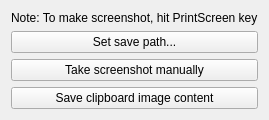
Old version of the form tiny_screenshoter.ui in the repository Wohlstand/TinyScreenshoter.
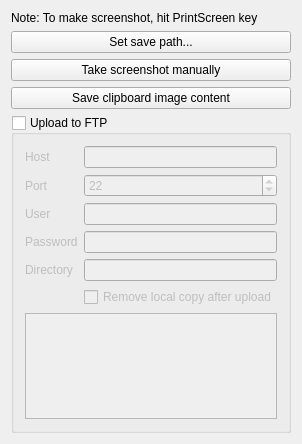
New version of the form.

Commit message:
Added an option of FTP upload
Mainly used to deploy made screenshots into the main host computer while doing experiments on older machine

```diff
--- a/tiny_screenshoter.ui
+++ b/tiny_screenshoter.ui
@@ -6,8 +6,8 @@
    <rect>
     <x>0</x>
     <y>0</y>
-    <width>249</width>
-    <height>112</height>
+    <width>270</width>
+    <height>444</height>
    </rect>
   </property>
   <property name="windowTitle">
@@ -15,6 +15,95 @@
   </property>
   <widget class="QWidget" name="centralWidget">
    <layout class="QGridLayout" name="gridLayout">
+    <item row="4" column="0">
+     <widget class="QGroupBox" name="uploadToFtp">
+      <property name="title">
+       <string>Upload to FTP</string>
+      </property>
+      <property name="checkable">
+       <bool>true</bool>
+      </property>
+      <property name="checked">
+       <bool>false</bool>
+      </property>
+      <layout class="QGridLayout" name="gridLayout_2" columnstretch="0,1000">
+       <item row="4" column="1">
+        <widget class="QLineEdit" name="ftpDir"/>
+       </item>
+       <item row="5" column="1">
+        <widget class="QCheckBox" name="ftpRemoveOnHost">
+         <property name="text">
+          <string>Remove local copy after upload</string>
+         </property>
+        </widget>
+       </item>
+       <item row="3" column="0">
+        <widget class="QLabel" name="label_5">
+         <property name="text">
+          <string>Password</string>
+         </property>
+        </widget>
+       </item>
+       <item row="0" column="0">
+        <widget class="QLabel" name="label_2">
+         <property name="text">
+          <string>Host</string>
+         </property>
+        </widget>
+       </item>
+       <item row="1" column="0">
+        <widget class="QLabel" name="label_3">
+         <property name="text">
+          <string>Port</string>
+         </property>
+        </widget>
+       </item>
+       <item row="2" column="0">
+        <widget class="QLabel" name="label_4">
+         <property name="text">
+          <string>User</string>
+         </property>
+        </widget>
+       </item>
+       <item row="0" column="1">
+        <widget class="QLineEdit" name="ftpHost"/>
+       </item>
+       <item row="1" column="1">
+        <widget class="QSpinBox" name="ftpPort">
+         <property name="minimum">
+          <number>1</number>
+         </property>
+         <property name="maximum">
+          <number>65545</number>
+         </property>
+         <property name="value">
+          <number>22</number>
+         </property>
+        </widget>
+       </item>
+       <item row="2" column="1">
+        <widget class="QLineEdit" name="ftpUser"/>
+       </item>
+       <item row="3" column="1">
+        <widget class="QLineEdit" name="ftpPassword">
+         <property name="echoMode">
+          <enum>QLineEdit::Password</enum>
+         </property>
+        </widget>
+       </item>
+       <item row="4" column="0">
+        <widget class="QLabel" name="label_6">
+         <property name="text">
+          <string>Directory</string>
+         </property>
+        </widget>
+       </item>
+       <item row="6" column="0" colspan="2">
+        <widget class="QTextBrowser" name="ftpLog"/>
+       </item>
+      </layout>
+     </widget>
+    </item>
     <item row="2" column="0">
      <widget class="QPushButton" name="takeScreenshot">
       <property name="text">
```
Left out of the diff: 26 changed lines with no effect on the pictures. The commit also changes 3 other files.
